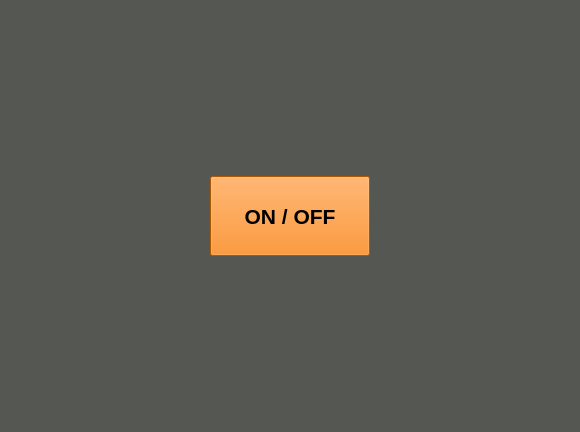
Above: FaultControlTest/FaultControlTest_v1.0.ui from USAFACyberPower/CyberPower before the change. Below: the same form after it.
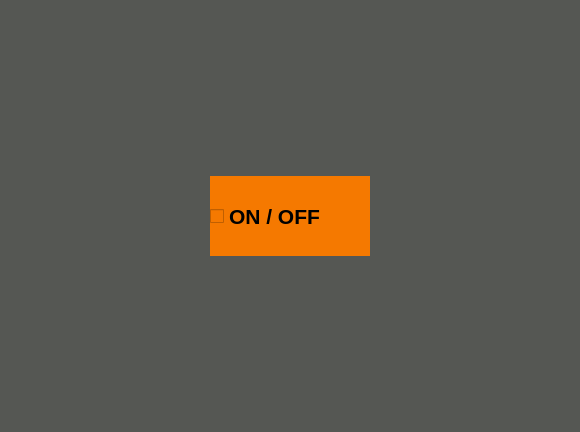
That is the form after the change.

The edit to the form file:
```diff
--- a/FaultControlTest/FaultControlTest_v1.0.ui
+++ b/FaultControlTest/FaultControlTest_v1.0.ui
@@ -20,7 +20,7 @@
    <item row="0" column="0">
     <layout class="QGridLayout" name="gridLayout">
      <item row="1" column="1">
-      <widget class="QPushButton" name="on_off_btn">
+      <widget class="QCheckBox" name="on_off_btn">
        <property name="sizePolicy">
         <sizepolicy hsizetype="Minimum" vsizetype="Fixed">
          <horstretch>0</horstretch>
```
Left out of the diff: 104 changed lines with no effect on the pictures.
